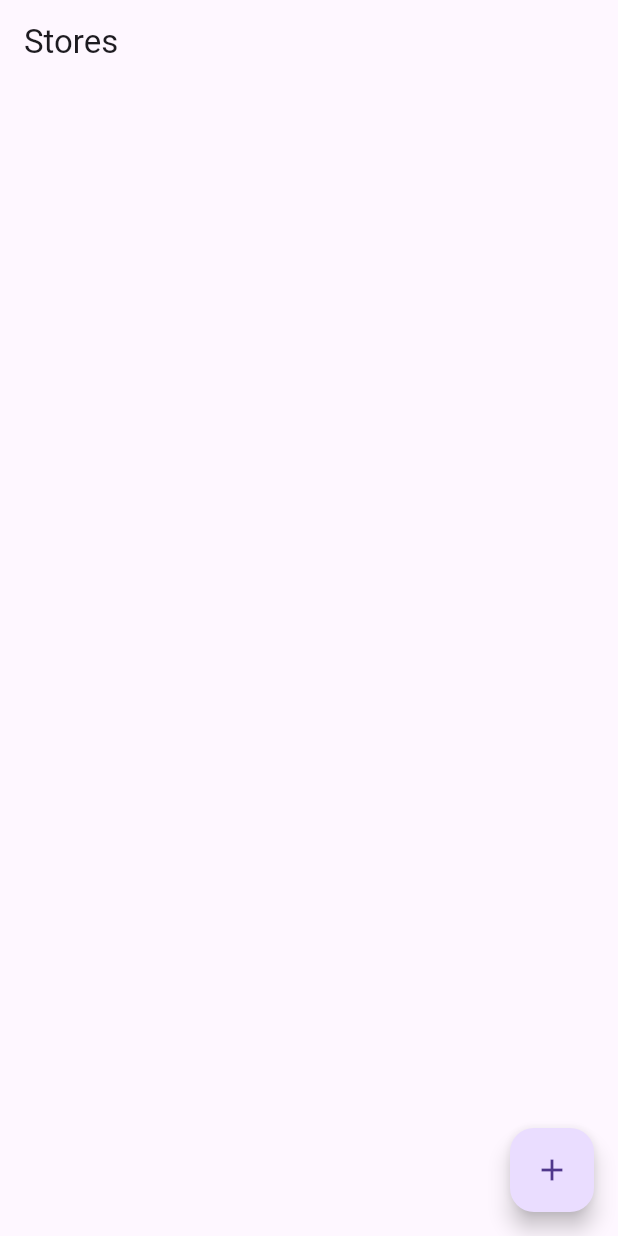
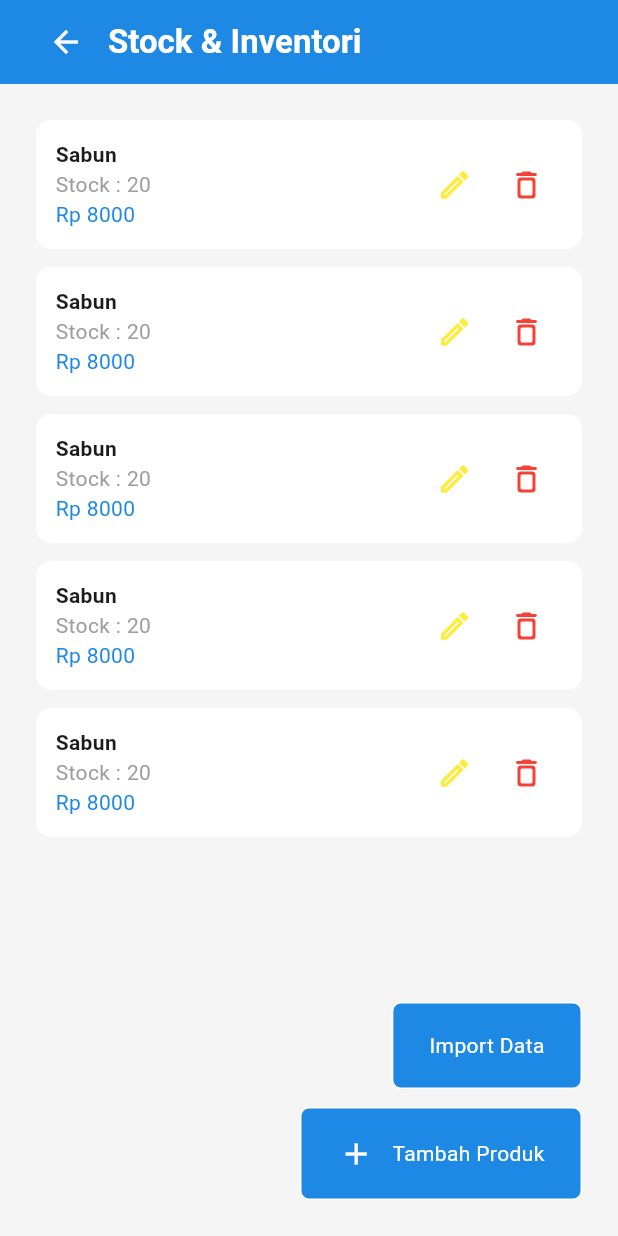
Before and after one commit to rzalmauln/Mobile-E-POS, a Flutter app: the screen it shows after launch, on a phone screen of 412 x 824 dp. Run offline on Flutter 3.47's test engine with Material 3 defaults, Android fonts, the phone set to English and light mode, and no system bars; our stand-ins replace freezed_annotation, sqflite; accounts and stored records are empty.

Commit message:
feat: slicing stock

```diff
--- a/lib/main.dart
+++ b/lib/main.dart
@@ -1,3 +1,4 @@
+import 'package:e_pos/views/stock/stock_view.dart';
 import 'package:e_pos/views/store_screen.dart';
 import 'package:flutter/material.dart';
 
@@ -13,7 +14,7 @@ class MainApp extends StatelessWidget {
     return const MaterialApp(
       home: Scaffold(
         body: Center(
-          child: StoreScreen(),
+          child: StockView(),
         ),
       ),
     );
--- /dev/null
+++ b/lib/views/stock/stock_view.dart
@@ -0,0 +1,139 @@
+import 'package:flutter/cupertino.dart';
+import 'package:flutter/material.dart';
+import 'package:flutter/widgets.dart';
+
+class StockView extends StatefulWidget {
+  const StockView({super.key});
+
+  @override
+  State<StockView> createState() => _StockViewState();
+}
+
+class _StockViewState extends State<StockView> {
+  @override
+  Widget build(BuildContext context) {
+    return Scaffold(
+      appBar: AppBar(
+
+          backgroundColor: Colors.blue[600],
+          leading: Padding(
+            padding: const EdgeInsets.symmetric(horizontal: 24),
+            child: IconButton(
+              icon: const Icon(Icons.arrow_back, color: Colors.white),
+              onPressed: () {
+                Navigator.pop(context);
+              },
+            ),
+          ),
+          title: const Text('Stock & Inventori',style: TextStyle(fontWeight: FontWeight.bold,color: Colors.white),),
+        ),
+      body: Container(
+        color: Colors.grey[100],
+        padding: const EdgeInsets.symmetric(vertical: 24, horizontal:24),
+        child: Column(
+          crossAxisAlignment: CrossAxisAlignment.end,
+          children: [Expanded(
+
+                child: ListView.builder(
+                  itemCount: 5,
+                  itemBuilder: (context, index) {
+                    return _buildCard("Sabun", 20, 8000);
+                  },
+                ),
+              ),
+              Container(
+                child: Text("Import Data", style: TextStyle(color: Colors.white)),
+                padding: EdgeInsets.symmetric(horizontal: 24, vertical: 18),
+                decoration: BoxDecoration(
+                  borderRadius: BorderRadius.circular(6),
+                  color: Colors.blue[600],
+                  border: Border.all(
+                    color: Colors.white,
+                    width: 1,
+                  ),
+                )
+              ),
+              SizedBox(height: 12,),
+              Container(
+                width: 188,
+                child: Row(
+                  mainAxisAlignment: MainAxisAlignment.end,
+                  children: [
+                    Icon(Icons.add, color: Colors.white),
+
+                    Padding(
+                      padding: const EdgeInsets.only(left: 12),
+                      child: Text("Tambah Produk", style: TextStyle(color: Colors.white)),
+                    ),
+                  ],
+                ),
+                padding: EdgeInsets.symmetric(horizontal: 24, vertical: 18),
+                decoration: BoxDecoration(
+                  borderRadius: BorderRadius.circular(6),
+                  color: Colors.blue[600],
+                  border: Border.all(
+                    color: Colors.white,
+                    width: 1,
+                  ),
+                )
+              ),
+
+
+        ],),
+      ),
+    );
+  }
+
+  Widget _buildCard(String title, int qty, int price) {
+    return Padding(
+      padding: const EdgeInsets.only(bottom: 12),
+      child: Container(
+        width: double.infinity,
+        padding: EdgeInsets.all(12),
+        decoration: BoxDecoration(
+          borderRadius: BorderRadius.circular(10),
+          color: Colors.white,
+          border: Border.all(
+            color: Colors.white,
+            width: 1,
+          ),
+        ),
+        child: Row(
+          mainAxisAlignment: MainAxisAlignment.spaceBetween,
+          children: [
+            Column(
+              mainAxisAlignment: MainAxisAlignment.start,
+              crossAxisAlignment: CrossAxisAlignment.start,
+              children: [
+                Text(title, style: TextStyle(fontWeight: FontWeight.bold)),
+                Text(
+                  "Stock : ${qty}",
+                  style: TextStyle(
+                      color: Colors.grey[500]),
+                ),
+                Text(
+                  "Rp ${price}",
+                  style: TextStyle(color: Colors.blue[600]),
+                ),
+              ],
+            ),
+            Row(
+              mainAxisAlignment: MainAxisAlignment.start,
+              crossAxisAlignment: CrossAxisAlignment.start,
+              children: [
+                IconButton(
+                  icon: Icon(Icons.edit_outlined, color: Colors.yellow[500]),
+                  onPressed: () {},
+                ),
+                IconButton(
+                  icon: Icon(Icons.delete_outline_rounded, color: Colors.red[500]),
+                  onPressed: () {},
+                ),
+              ],),
+            // CustomNumberInputWithIncrementDecrement(value: 3, )
+          ],
+        ),
+      ),
+    );
+  }
+}
```
